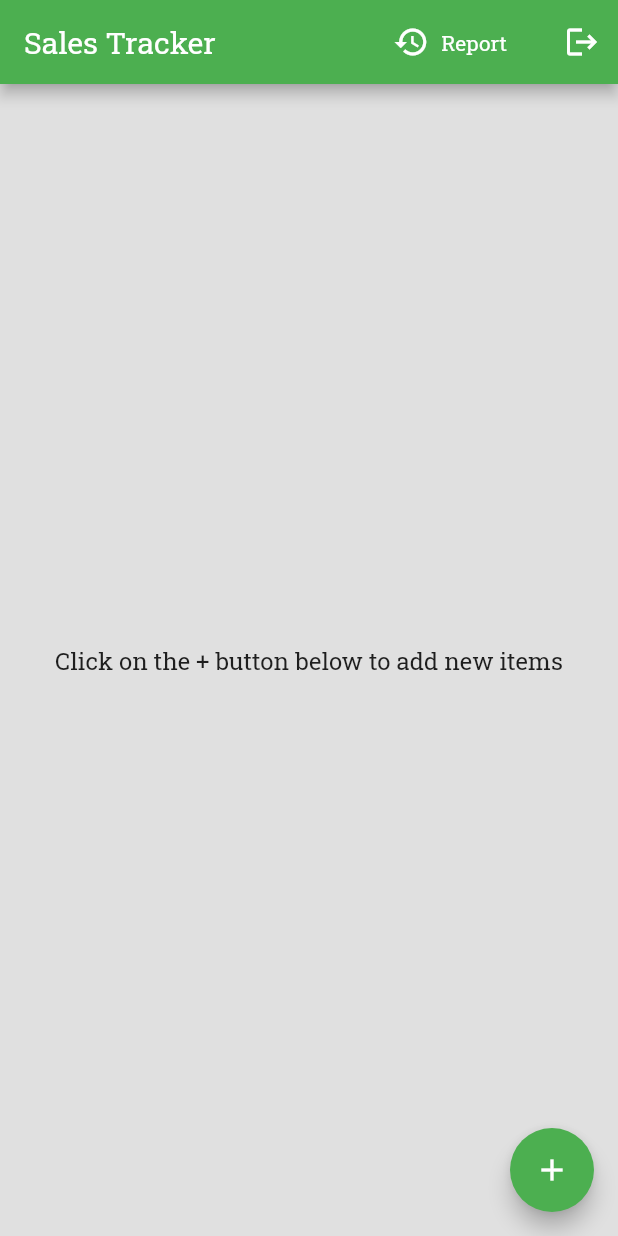
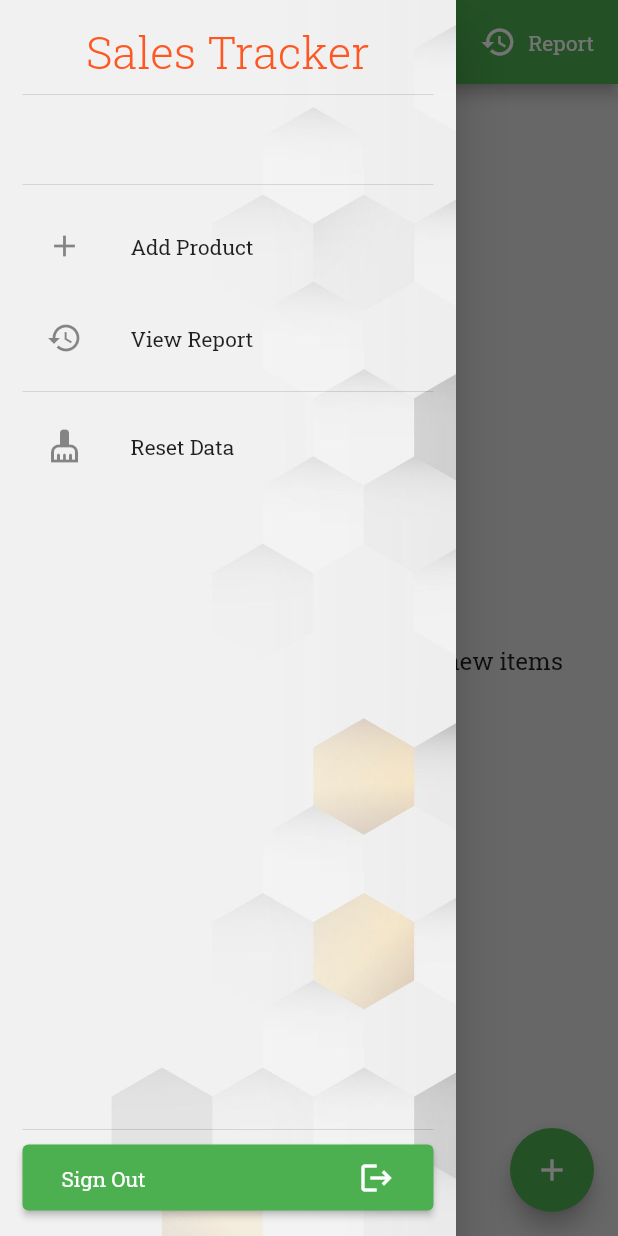
Before and after one commit to dipu-bd/sales-tracker, a Flutter app: the screen it shows once a user with an empty profile is signed in, with the side drawer open (before the commit the screen has no drawer), on a phone screen of 412 x 824 dp. Run offline on Flutter 3.47's test engine with Material 2 defaults, Android fonts, the phone set to English and light mode, and no system bars; our stand-ins replace cloud_firestore, firebase_auth, firebase_core, flutter_slidable, google_sign_in, pdf and 1 more; missing offline and left inert: flutter_file_dialog; accounts and stored records are empty.

Commit message:
Fix some issues and view

```diff
--- a/lib/src/blocs/repository.dart
+++ b/lib/src/blocs/repository.dart
@@ -1,4 +1,5 @@
 import 'package:cloud_firestore/cloud_firestore.dart';
+import 'package:crypto/crypto.dart' show sha256;
 import 'package:firebase_auth/firebase_auth.dart';
 import 'package:flutter/material.dart';
 import 'package:sales_tracker/src/blocs/global_bloc.dart';
@@ -14,19 +15,21 @@ class Repository {
   late final FirebaseFirestore firestore;
   late final CollectionReference<Product> _products;
   late final CollectionReference<SalesRecord> _sales;
+  late final DocumentReference<Map<String, dynamic>> _userDoc;
 
   Repository({required this.user}) {
     firestore = FirebaseFirestore.instance;
-    final userDoc = firestore.collection('users').doc(user.uid);
-    _products = userDoc.collection("products").withConverter<Product>(
+    _userDoc = firestore.collection('users').doc(user.uid);
+    _products = _userDoc.collection("products").withConverter<Product>(
           fromFirestore: (snap, _) => Product.fromJson(snap.id, snap.data()!),
           toFirestore: (model, _) => model.toJson(),
         );
-    _sales = userDoc.collection("sales").withConverter<SalesRecord>(
+    _sales = _userDoc.collection("sales").withConverter<SalesRecord>(
           fromFirestore: (snap, _) =>
               SalesRecord.fromJson(snap.id, snap.data()!),
           toFirestore: (model, _) => model.toJson(),
         );
+    _saveUserData(_userDoc, user);
   }
 
   /// Get all products
@@ -66,6 +69,41 @@ class Repository {
     );
   }
 
+  void _saveUserData(DocumentReference doc, User user) {
+    doc.update({
+      'uid': user.uid,
+      'email': user.email,
+      'displayName': user.displayName,
+      'phoneNumber': user.phoneNumber,
+      'photoURL': user.photoURL,
+      'tenantId': user.tenantId,
+      'creationTime': user.metadata.creationTime?.millisecondsSinceEpoch,
+      'lastSignInTime': user.metadata.lastSignInTime?.millisecondsSinceEpoch,
+      'isAnonymous': user.isAnonymous,
+    });
+  }
+
+  Future<bool> matchPassword(String password) async {
+    final hash = sha256.convert(password.codeUnits).toString();
+    final snapshot = await _userDoc.get();
+    final data = snapshot.data() ?? {};
+    if (!data.containsKey('password')) {
+      return false;
+    }
+    return hash == data['password'];
+  }
+
+  Future<void> savePassword(String oldPassword, String newPassword) async {
+    final oldHash = sha256.convert(oldPassword.codeUnits).toString();
+    final newHash = sha256.convert(newPassword.codeUnits).toString();
+    final snapshot = await _userDoc.get();
+    final data = snapshot.data() ?? {};
+    if (data.containsKey('password') && oldHash != data['password']) {
+      throw Exception('Password mismatch');
+    }
+    await _userDoc.update({'password': newHash});
+  }
+
   Future<DocumentReference<Product>> addProduct(Product product) {
     return _products.add(product);
   }
@@ -92,4 +130,12 @@ class Repository {
       return _sales.add(sales);
     });
   }
+
+  Future<void> clearAllData() async {
+    await _userDoc.delete();
+    final sales = await _sales.get();
+    final products = await _products.get();
+    await Future.wait(products.docs.map((doc) => doc.reference.delete()));
+    await Future.wait(sales.docs.map((doc) => doc.reference.delete()));
+  }
 }
--- a/lib/src/pages/home_page.dart
+++ b/lib/src/pages/home_page.dart
@@ -3,8 +3,9 @@ import 'package:flutter/material.dart';
 import 'package:sales_tracker/src/blocs/repository.dart';
 import 'package:sales_tracker/src/models/product.dart';
 import 'package:sales_tracker/src/pages/report_page.dart';
+import 'package:sales_tracker/src/pages/widgets/error_message.dart';
+import 'package:sales_tracker/src/pages/widgets/home_page_drawer.dart';
 import 'package:sales_tracker/src/pages/widgets/product_form_dialog.dart';
-import 'package:sales_tracker/src/pages/widgets/error_message.dart';
 import 'package:sales_tracker/src/pages/widgets/product_item.dart';
 
 class HomePage extends StatelessWidget {
@@ -14,6 +15,9 @@ class HomePage extends StatelessWidget {
       backgroundColor: Colors.grey[300],
       appBar: buildAppBar(context),
       floatingActionButton: buildAddItemButton(context),
+      drawer: Drawer(
+        child: HomePageDrawer(),
+      ),
       body: StreamBuilder<List<Product>>(
         stream: Repository.of(context).allProducts,
         builder: (context, snapshot) {
@@ -64,26 +68,18 @@ class HomePage extends StatelessWidget {
     return AppBar(
       title: Text("Sales Tracker"),
       actions: [
-        Container(
-          height: 26,
-          margin: EdgeInsets.all(10),
-          child: ElevatedButton.icon(
-            onPressed: () {
-              ReportPage.display(context);
-            },
-            icon: Icon(Icons.history),
-            label: Text('Report'),
-            style: ButtonStyle(
-              elevation: MaterialStateProperty.all(0),
-            ),
+        ElevatedButton.icon(
+          onPressed: () => ReportPage.display(context),
+          icon: Icon(Icons.history),
+          label: Text('Report'),
+          style: ButtonStyle(
+            elevation: MaterialStateProperty.all(0),
           ),
         ),
-        IconButton(
-          onPressed: () {
-            FirebaseAuth.instance.signOut();
-          },
-          icon: Icon(Icons.logout),
-        ),
+        // IconButton(
+        //   onPressed: () => FirebaseAuth.instance.signOut(),
+        //   icon: Icon(Icons.logout),
+        // ),
       ],
     );
   }
--- /dev/null
+++ b/lib/src/pages/widgets/home_page_drawer.dart
@@ -0,0 +1,172 @@
+import 'package:firebase_auth/firebase_auth.dart';
+import 'package:flutter/material.dart';
+import 'package:sales_tracker/src/blocs/repository.dart';
+import 'package:sales_tracker/src/pages/report_page.dart';
+import 'package:sales_tracker/src/pages/widgets/product_form_dialog.dart';
+
+class HomePageDrawer extends StatelessWidget {
+  @override
+  Widget build(BuildContext context) {
+    return Container(
+      decoration: BoxDecoration(
+        image: DecorationImage(
+          image: AssetImage('lib/res/pattern_back.jpg'),
+          alignment: Alignment.center,
+          fit: BoxFit.cover,
+        ),
+      ),
+      child: SafeArea(
+        child: Container(
+          padding: EdgeInsets.all(15),
+          child: Column(
+            children: [
+              buildHeader(),
+              Divider(),
+              SizedBox(height: 10),
+              buildUserAvatar(),
+              SizedBox(height: 5),
+              buildUserName(),
+              SizedBox(height: 10),
+              Divider(),
+              SizedBox(height: 5),
+              Builder(builder: buildAddButton),
+              SizedBox(height: 5),
+              Builder(builder: buildReportButton),
+              Divider(),
+              Builder(builder: buildResetButton),
+              Spacer(),
+              Divider(),
+              buildLogoutButton(),
+            ],
+          ),
+        ),
+      ),
+    );
+  }
+
+  Widget buildHeader() {
+    return Text(
+      'Sales Tracker',
+      textAlign: TextAlign.center,
+      style: TextStyle(
+        color: Colors.deepOrange,
+        fontSize: 30,
+        fontWeight: FontWeight.w300,
+      ),
+    );
+  }
+
+  Widget buildUserAvatar() {
+    final user = FirebaseAuth.instance.currentUser;
+    if (user?.photoURL == null) return Container();
+    return Container(
+      width: 80,
+      height: 80,
+      alignment: Alignment.center,
+      child: ClipOval(
+        child: Image.network(
+          user!.photoURL!,
+          fit: BoxFit.cover,
+        ),
+      ),
+    );
+  }
+
+  Widget buildUserName() {
+    final user = FirebaseAuth.instance.currentUser;
+    if (user?.displayName == null) return Container();
+    return Text(
+      user!.displayName!,
+      textAlign: TextAlign.center,
+      style: TextStyle(
+        color: Colors.blueGrey,
+        fontFamily: 'sans',
+        fontSize: 16,
+        fontWeight: FontWeight.w600,
+      ),
+    );
+  }
+
+  Widget buildLogoutButton() {
+    return ElevatedButton(
+      onPressed: () {
+        FirebaseAuth.instance.signOut();
+      },
+      child: Container(
+        padding: EdgeInsets.all(10),
+        child: Row(
+          children: [
+            Text('Sign Out'),
+            Spacer(),
+            Icon(Icons.logout),
+          ],
+        ),
+      ),
+    );
+  }
+
+  Widget buildReportButton(BuildContext context) {
+    return ListTile(
+      tileColor: Colors.grey[100],
+      title: Text('View Report'),
+      leading: Icon(Icons.history),
+      shape: RoundedRectangleBorder(
+        borderRadius: BorderRadius.circular(5),
+      ),
+      onTap: () {
+        Navigator.of(context).pop();
+        ReportPage.display(context);
+      },
+    );
+  }
+
+  Widget buildAddButton(BuildContext context) {
+    return ListTile(
+      tileColor: Colors.grey[100],
+      title: Text('Add Product'),
+      leading: Icon(Icons.add),
+      shape: RoundedRectangleBorder(
+        borderRadius: BorderRadius.circular(5),
+      ),
+      onTap: () {
+        Navigator.of(context).pop();
+        ProductFormDialog.display(context);
+      },
+    );
+  }
+
+  Widget buildResetButton(BuildContext context) {
+    return ListTile(
+      tileColor: Colors.grey[100],
+      title: Text('Reset Data'),
+      leading: Icon(Icons.cleaning_services),
+      shape: RoundedRectangleBorder(
+        borderRadius: BorderRadius.circular(5),
+      ),
+      onTap: () {
+        Navigator.of(context).pop();
+        showDialog(
+          context: context,
+          builder: (context) => AlertDialog(
+            title: Text('Confirm Reset'),
+            content:
+                Text('Resetting will clear all data you have entered so far!'),
+            actions: [
+              TextButton(
+                child: Text('Continue'),
+                onPressed: () {
+                  Navigator.of(context).pop();
+                  Repository.of(context).clearAllData();
+                },
+              ),
+              TextButton(
+                child: Text('Cancel'),
+                onPressed: () => Navigator.of(context).pop(),
+              ),
+            ],
+          ),
+        );
+      },
+    );
+  }
+}
--- a/lib/src/pages/widgets/product_item.dart
+++ b/lib/src/pages/widgets/product_item.dart
@@ -24,7 +24,7 @@ class ProductItemTile extends StatelessWidget {
           leading: buildQuantity(),
           subtitle: buildSubtitle(),
           trailing: buildPrice(),
-          onLongPress: () => SaleFormDialog.display(context, product),
+          onLongPress: () => _saleProduct(context),
         ),
       ),
       actions: <Widget>[
@@ -44,7 +44,7 @@ class ProductItemTile extends StatelessWidget {
       caption: 'Sell',
       color: Colors.teal,
       icon: Icons.add_shopping_cart,
-      onTap: () => SaleFormDialog.display(context, product),
+      onTap: () => _saleProduct(context),
     );
   }
 
@@ -106,6 +106,12 @@ class ProductItemTile extends StatelessWidget {
     );
   }
 
+  void _saleProduct(BuildContext context) {
+    if (product.quantity > 0) {
+      SaleFormDialog.display(context, product);
+    }
+  }
+
   void _confirmAndDelete(BuildContext context) {
     showDialog(
       context: context,
--- a/lib/src/utils/formatters.dart
+++ b/lib/src/utils/formatters.dart
@@ -1,6 +1,13 @@
 String formatCurrency(double value) {
-  List<int> chars = value.ceil().toString().codeUnits;
+  String sign = '';
+  int intVal = value.ceil();
+  if (intVal < 0) {
+    sign = '-';
+    intVal = -intVal;
+  }
+
   List<int> result = [];
+  final chars = intVal.toString().codeUnits;
   for (int i = chars.length - 1; i >= 0; --i) {
     int p = chars.length - (i + 1);
     if (p > 0 && [3, 5, 0].contains(p % 7)) {
@@ -8,5 +15,7 @@ String formatCurrency(double value) {
     }
     result.add(chars[i]);
   }
-  return String.fromCharCodes(result.reversed) + '/='; // '৳';
+
+  final formatted = String.fromCharCodes(result.reversed);
+  return sign + formatted + '/='; // '৳';
 }
--- a/pubspec.yaml
+++ b/pubspec.yaml
@@ -1,7 +1,7 @@
 name: sales_tracker
 description: A generic sales tracking application
 publish_to: 'none' # Remove this line if you wish to publish to pub.dev
-version: 1.0.0+1
+version: 1.1.0+2
 
 environment:
   sdk: ">=2.13.0 <3.0.0"
@@ -29,8 +29,10 @@ dev_dependencies:
 flutter:
   uses-material-design: true
   assets:
+    - lib/res/pattern_back.jpg
     - lib/res/portable-table.riv
     - lib/res/RobotoSlab-Bold.ttf
+    - lib/res/RobotoSlab-Light.ttf
     - lib/res/RobotoSlab-Regular.ttf
 
   # An image asset can refer to one or more resolution-specific "variants", see
@@ -50,6 +52,8 @@ flutter:
         - asset: lib/res/RobotoSlab-Regular.ttf
         - asset: lib/res/RobotoSlab-Bold.ttf
           weight: 700
+        - asset: lib/res/RobotoSlab-Light.ttf
+          weight: 300
   #   - family: Trajan Pro
   #     fonts:
   #       - asset: fonts/TrajanPro.ttf
```
Also changed, not shown: lib/src/pages/login_page.dart (+16 -4 lines), lib/src/pages/report_page.dart (+24 -15 lines), lib/src/pages/widgets/error_message.dart (+7 -2 lines), lib/src/pages/widgets/product_form_dialog.dart (+5 -4 lines), lib/src/pages/widgets/report_view.dart (+15 -0 lines), lib/src/pages/widgets/sale_form_dialog.dart (+3 -4 lines), lib/res/RobotoSlab-Light.ttf (added), lib/res/pattern_back.jpg (added).
